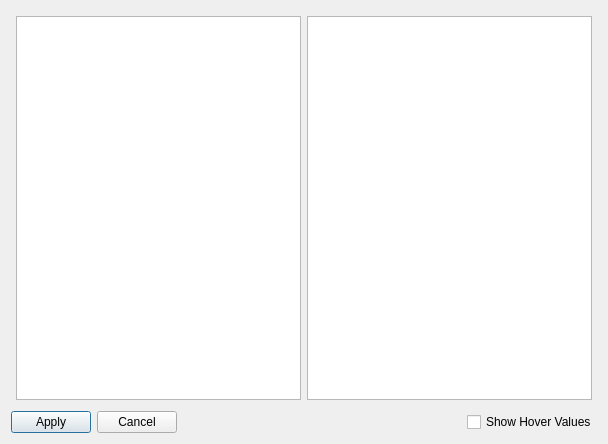
Qt form Qt/PV_View/characteristicsdlg.ui (Rolloke/GUI-Apps) before a commit.
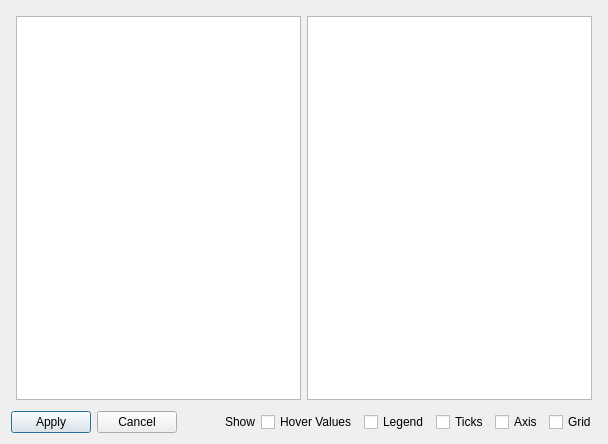
The same form after that commit. Custom widgets are drawn as their Qt base class.

The edit to the form file:
```diff
--- a/Qt/PV_View/characteristicsdlg.ui
+++ b/Qt/PV_View/characteristicsdlg.ui
@@ -84,10 +84,45 @@
        </property>
       </spacer>
      </item>
+     <item>
+      <widget class="QLabel" name="label">
+       <property name="text">
+        <string>Show</string>
+       </property>
+      </widget>
+     </item>
      <item>
       <widget class="QCheckBox" name="ckShowHoverValues">
        <property name="text">
-        <string>Show Hover Values</string>
+        <string>Hover Values</string>
+       </property>
+      </widget>
+     </item>
+     <item>
+      <widget class="QCheckBox" name="ckLegend">
+       <property name="text">
+        <string>Legend</string>
+       </property>
+      </widget>
+     </item>
+     <item>
+      <widget class="QCheckBox" name="ckTicks">
+       <property name="text">
+        <string>Ticks</string>
+       </property>
+      </widget>
+     </item>
+     <item>
+      <widget class="QCheckBox" name="ckAxis">
+       <property name="text">
+        <string>Axis</string>
+       </property>
+      </widget>
+     </item>
+     <item>
+      <widget class="QCheckBox" name="ckGrid">
+       <property name="text">
+        <string>Grid</string>
        </property>
       </widget>
      </item>
```
